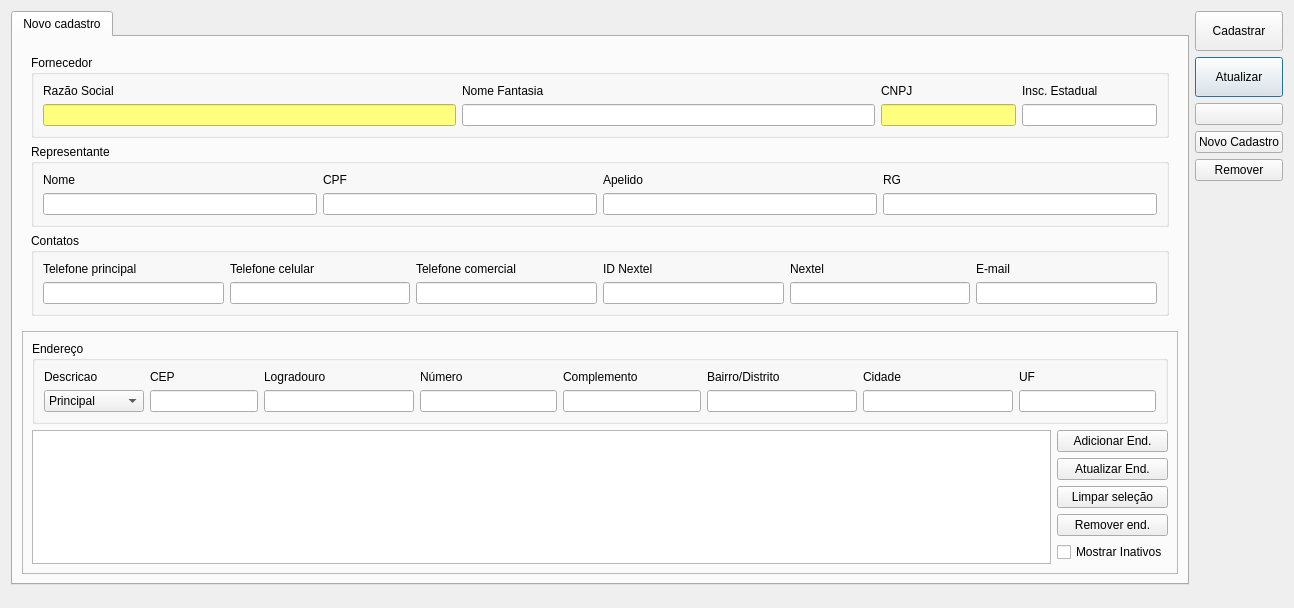
Old version of the form ui/cadastrofornecedor.ui in the repository lellisls/ERP-STACCATO.
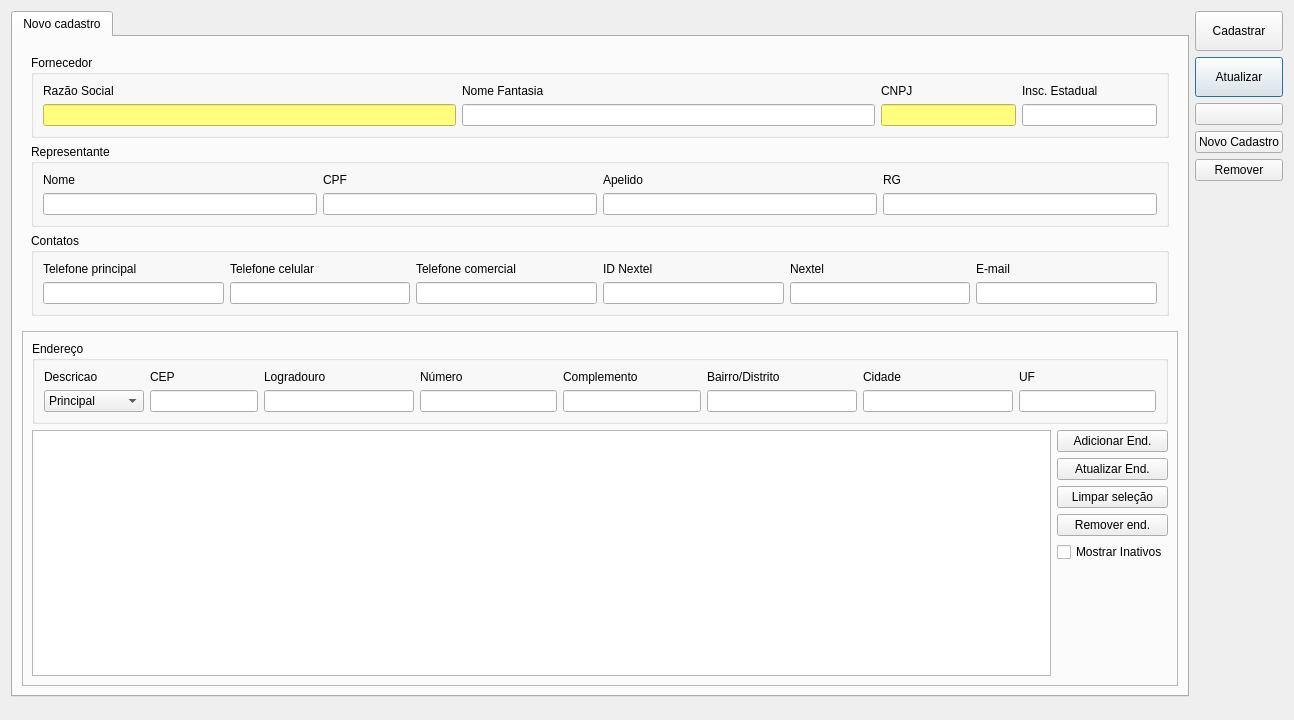
New version of the form. Icons and pictures are not drawn. Custom widgets are drawn as their Qt base class.

The edit to the form file:
```diff
--- a/ui/cadastrofornecedor.ui
+++ b/ui/cadastrofornecedor.ui
@@ -10,7 +10,7 @@
     <x>0</x>
     <y>0</y>
     <width>1294</width>
-    <height>604</height>
+    <height>720</height>
    </rect>
   </property>
   <property name="windowTitle">
```
Left out of the diff: 6 changed lines with no effect on the pictures.
